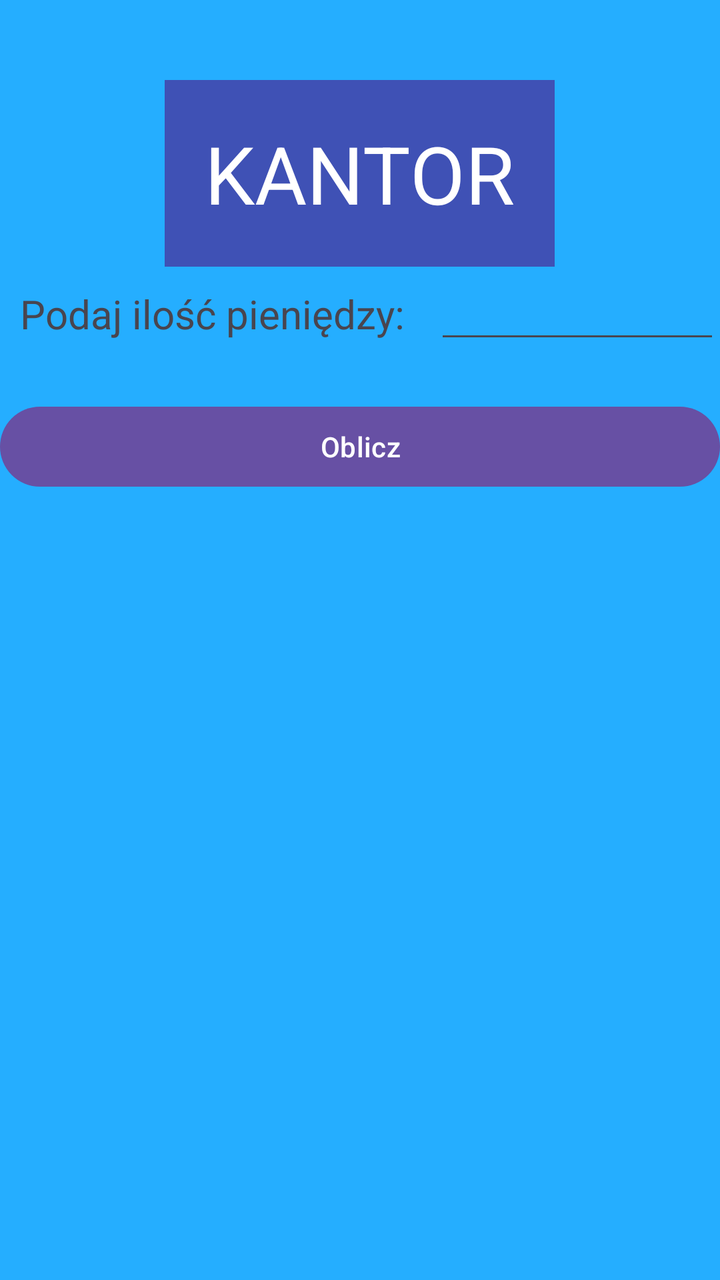
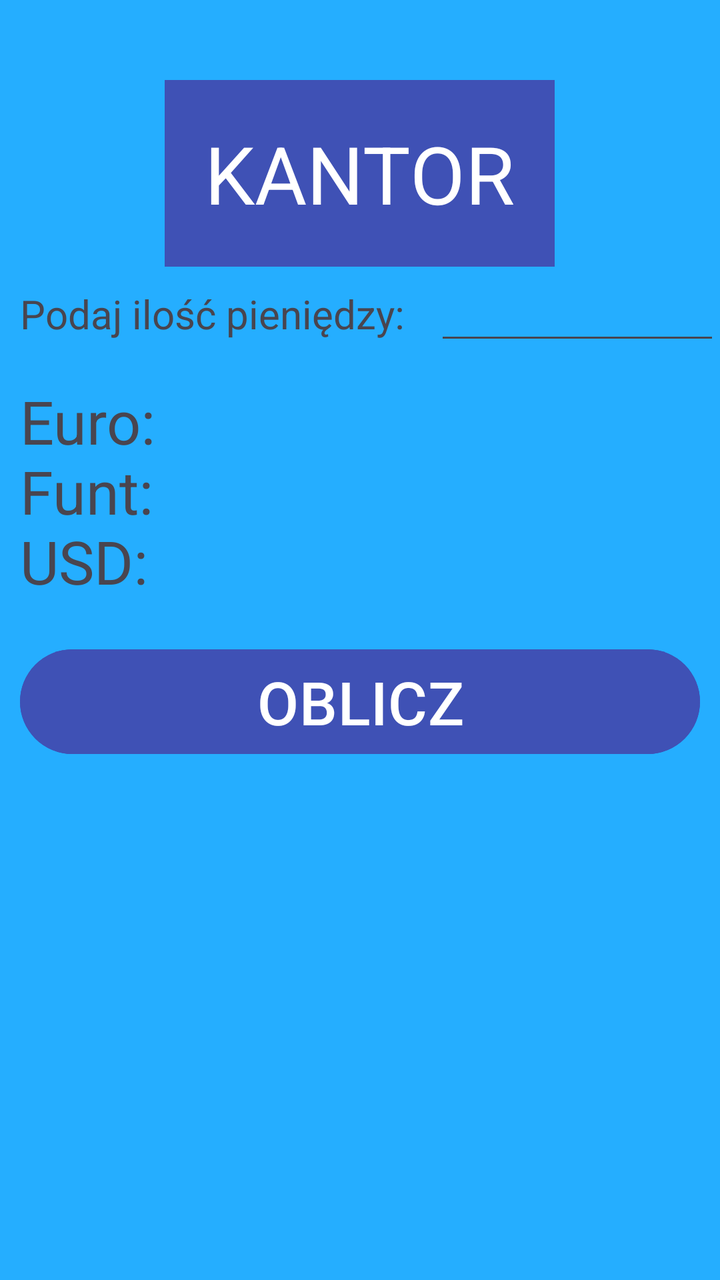

Before-and-after screenshots of an Android layout around one commit, followed by the original layout XML and the change that was made.
<!-- AndroidManifest.xml: application theme Theme.Notatnik_json -->
<!-- res/layout/activity_main.xml -->
<?xml version="1.0" encoding="utf-8"?>
<LinearLayout xmlns:android="http://schemas.android.com/apk/res/android"
    xmlns:app="http://schemas.android.com/apk/res-auto"
    xmlns:tools="http://schemas.android.com/tools"
    android:id="@+id/main"
    android:layout_width="match_parent"
    android:layout_height="match_parent"
    android:orientation="vertical"
    android:background="#25AEFF"
    tools:context=".MainActivity">


    <TextView
        android:id="@+id/textView2"
        android:layout_width="wrap_content"
        android:layout_height="wrap_content"
        android:layout_marginTop="40dp"
        android:textSize="40sp"
        android:textAlignment="center"
        android:layout_gravity="center"
        android:textColor="@color/white"
        android:background="#3F51B5"
        android:padding="20dp"
        android:textFontWeight="600"
        android:text="KANTOR" />








    <LinearLayout
        android:layout_width="match_parent"
        android:layout_height="wrap_content"
        android:orientation="horizontal">

        <TextView
            android:id="@+id/textView"
            android:layout_width="wrap_content"
            android:layout_height="wrap_content"
            android:padding="10dp"
            android:text="Podaj ilość pieniędzy: "
            android:textFontWeight="600"
            android:textSize="20sp" />

        <EditText
            android:id="@+id/editTextIloscPieniedzy"
            android:layout_width="wrap_content"
            android:layout_height="wrap_content"
            android:ems="10"
            android:inputType="number" />
    </LinearLayout>

    <TextView
        android:id="@+id/textViewWynik"
        android:layout_width="match_parent"
        android:layout_height="wrap_content"
        android:visibility="invisible"
        android:text="0" />

    <Button
        android:id="@+id/button"
        android:layout_width="match_parent"
        android:layout_height="wrap_content"
        android:text="Oblicz" />
</LinearLayout>
<!-- resources referenced by this layout -->
<resources>
  <color name="white">#FFFFFFFF</color>
  <style name="Theme.Notatnik_json" parent="Base.Theme.Notatnik_json" />
  <style name="Base.Theme.Notatnik_json" parent="Theme.Material3.DayNight.NoActionBar">
          
          
      </style>
</resources>

<!-- the commit's change to res/layout/activity_main.xml (unified diff, before → after) -->
@@ -50,6 +50,7 @@
             android:layout_width="wrap_content"
             android:layout_height="wrap_content"
             android:ems="10"
+            android:textSize="20sp"
             android:inputType="number" />
     </LinearLayout>
 
@@ -57,12 +58,17 @@
         android:id="@+id/textViewWynik"
         android:layout_width="match_parent"
         android:layout_height="wrap_content"
-        android:visibility="invisible"
-        android:text="0" />
+        android:textSize="30sp"
+        android:padding="10dp"
+        android:paddingBottom="0dp"
+        android:text="Euro: \nFunt: \nUSD: " />
 
     <Button
         android:id="@+id/button"
         android:layout_width="match_parent"
         android:layout_height="wrap_content"
-        android:text="Oblicz" />
+        android:layout_margin="10dp"
+        android:backgroundTint="#3F51B5"
+        android:textSize="30sp"
+        android:text="OBLICZ" />
 </LinearLayout>
